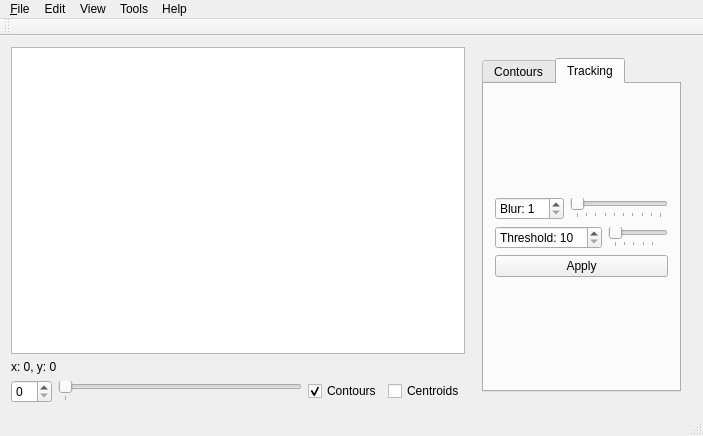
Above: mainwindow.ui from jonperdomo/polytracker before the change. Below: the same form after it.
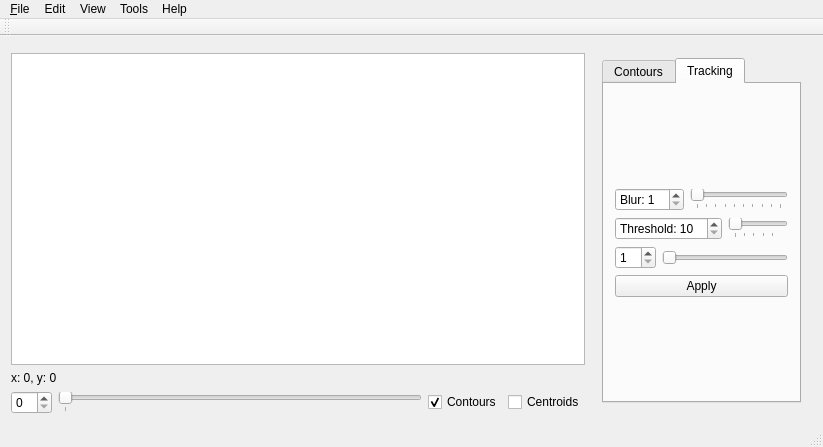
That is the form after the change. The open tabs and pages were chosen to show the change. Custom widgets are drawn as their Qt base class.

Commit message: Added track blur tests

The edit to the form file:
```diff
--- a/mainwindow.ui
+++ b/mainwindow.ui
@@ -9,8 +9,8 @@
    <rect>
     <x>0</x>
     <y>0</y>
-    <width>703</width>
-    <height>436</height>
+    <width>823</width>
+    <height>447</height>
    </rect>
   </property>
   <property name="windowTitle">
@@ -19,7 +19,10 @@
   <widget class="QWidget" name="centralWidget">
    <layout class="QHBoxLayout" name="horizontalLayout" stretch="5,1">
     <item>
-     <layout class="QVBoxLayout" name="videoPanel" stretch="1,0,0">
+     <layout class="QVBoxLayout" name="videoPanel" stretch="0,1,0,0">
+      <item>
+       <widget class="QVTKWidget" name="qvtkWidget"/>
+      </item>
       <item>
        <widget class="ImageView" name="graphicsView"/>
       </item>
@@ -227,6 +230,33 @@
                </item>
               </layout>
              </item>
+             <item>
+              <layout class="QHBoxLayout" name="trackBlurLayout">
+               <item>
+                <widget class="QSpinBox" name="trackBlurSpinBox">
+                 <property name="minimum">
+                  <number>1</number>
+                 </property>
+                 <property name="singleStep">
+                  <number>2</number>
+                 </property>
+                </widget>
+               </item>
+               <item>
+                <widget class="QSlider" name="trackBlurSlider">
+                 <property name="minimum">
+                  <number>1</number>
+                 </property>
+                 <property name="singleStep">
+                  <number>2</number>
+                 </property>
+                 <property name="orientation">
+                  <enum>Qt::Horizontal</enum>
+                 </property>
+                </widget>
+               </item>
+              </layout>
+             </item>
              <item>
               <widget class="QPushButton" name="trackingApplyButton">
                <property name="text">
@@ -250,8 +280,8 @@
     <rect>
      <x>0</x>
      <y>0</y>
-     <width>703</width>
-     <height>20</height>
+     <width>823</width>
+     <height>21</height>
     </rect>
    </property>
    <widget class="QMenu" name="menu_File">
@@ -315,6 +345,11 @@
  </widget>
  <layoutdefault spacing="6" margin="11"/>
  <customwidgets>
+  <customwidget>
+   <class>QVTKWidget</class>
+   <extends>QWidget</extends>
+   <header>QVTKWidget.h</header>
+  </customwidget>
   <customwidget>
    <class>ImageView</class>
    <extends>QGraphicsView</extends>
```
Left out of the diff: 70 changed lines with no effect on the pictures. The commit also changes 4 other files.
